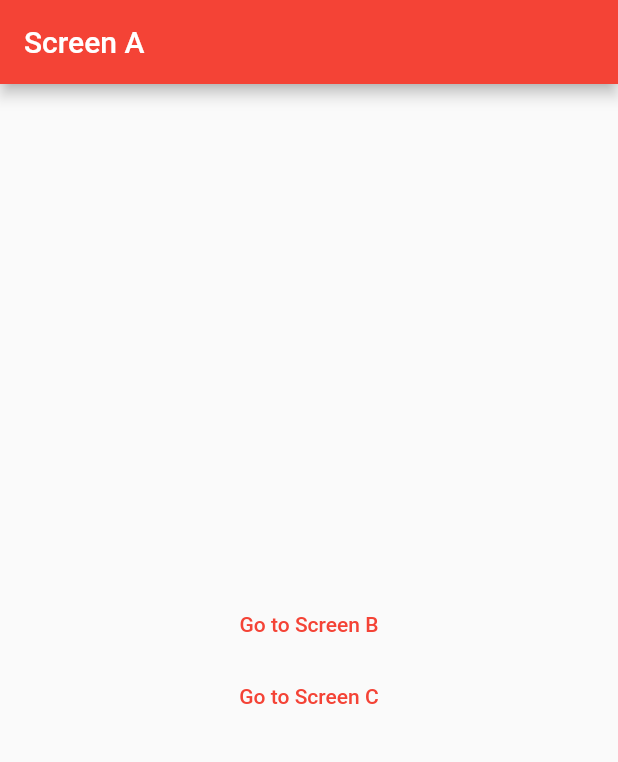
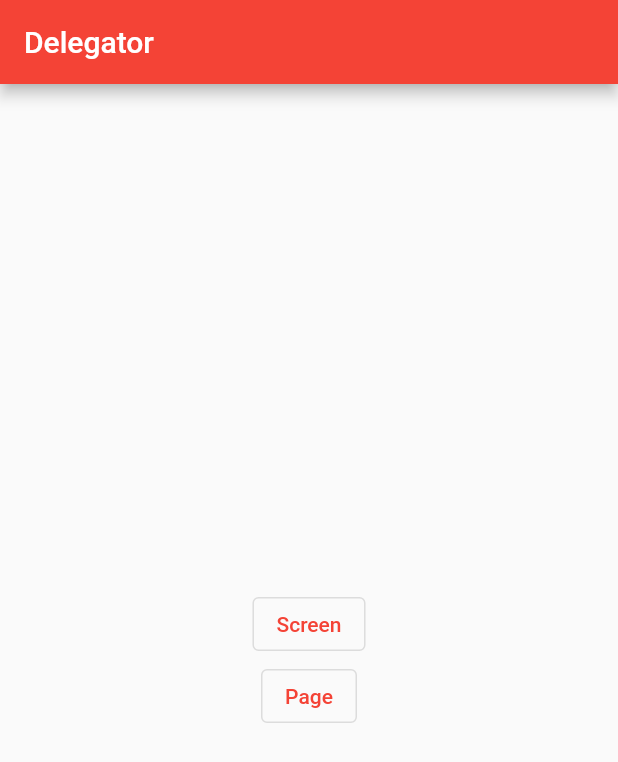
Before and after one commit to code1iners/hello-basic-flutter, a Flutter app: the screen it shows after launch, on a phone screen of 412 x 824 dp. Shown: the top 762 px of the screen. Run offline on Flutter 3.47's test engine with Material 2 defaults, Android fonts, the phone set to English and light mode, and no system bars; our stand-ins replace fluttertoast.

```diff
--- a/lib/main.dart
+++ b/lib/main.dart
@@ -1,4 +1,7 @@
 import 'package:flutter/material.dart';
+import 'package:hello_menu_icon/navigator/Delegator.dart';
+import 'package:hello_menu_icon/navigator/PageOne.dart';
+import 'package:hello_menu_icon/navigator/PageTwo.dart';
 import 'package:hello_menu_icon/navigator/ScreenA.dart';
 import 'package:hello_menu_icon/navigator/ScreenB.dart';
 import 'package:hello_menu_icon/navigator/ScreenC.dart';
@@ -15,11 +18,14 @@ class MyApp extends StatelessWidget {
       theme: ThemeData(
         primarySwatch: Colors.red,
       ),
-      initialRoute: '/a', // note. Navigator.
+      initialRoute: '/', // note. Navigator.
       routes: {
+        '/': (context) => Delegator(),
         '/a': (context) => ScreenA(),
         '/b': (context) => ScreenB(),
         '/c': (context) => ScreenC(),
+        '/page/1': (context) => PageOne(),
+        '/page/2': (context) => PageTwo(),
       },
       debugShowCheckedModeBanner: false,
     );
--- /dev/null
+++ b/lib/navigator/Delegator.dart
@@ -0,0 +1,31 @@
+import 'package:flutter/material.dart';
+
+class Delegator extends StatelessWidget {
+  @override
+  Widget build(BuildContext context) {
+    return Scaffold(
+      appBar: AppBar(
+        title: Text('Delegator'),
+      ),
+      body: Center(
+        child: Column(
+          mainAxisAlignment: MainAxisAlignment.center,
+          children: [
+            OutlinedButton(
+              child: Text('Screen'),
+              onPressed: () {
+                Navigator.pushNamed(context, '/a');
+              },
+            ),
+            OutlinedButton(
+              child: Text('Page'),
+              onPressed: () {
+                Navigator.pushNamed(context, '/page/1');
+              },
+            ),
+          ],
+        ),
+      ),
+    );
+  }
+}
```
Also changed, not shown: lib/navigator/PageOne.dart (added, +32 -0 lines), lib/navigator/PageTwo.dart (added, +43 -0 lines).
